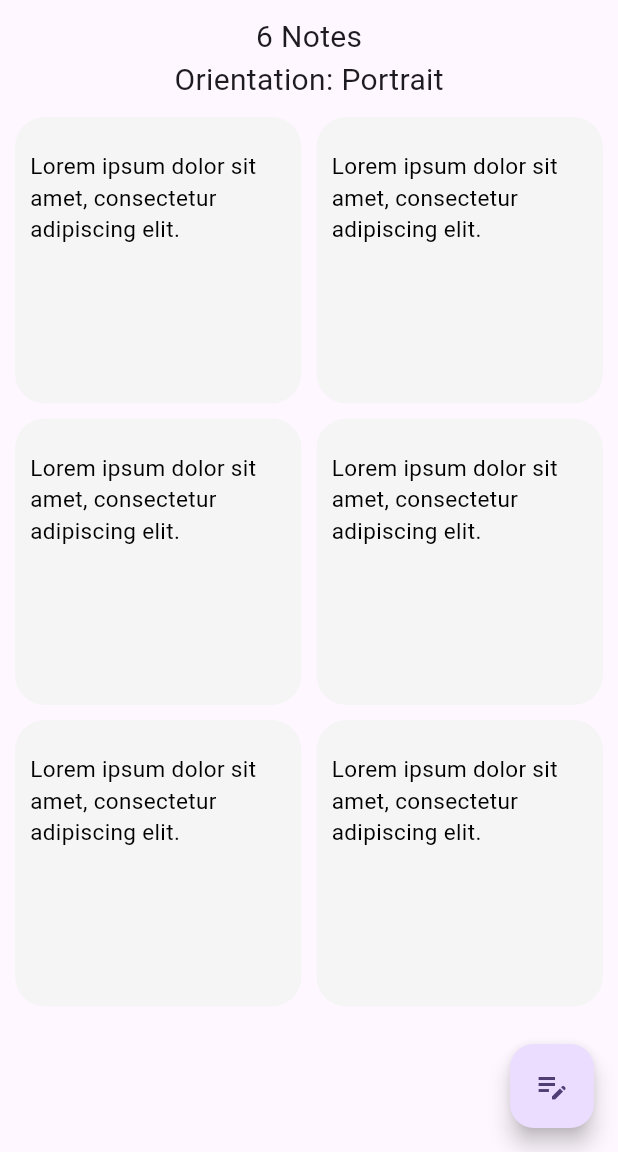
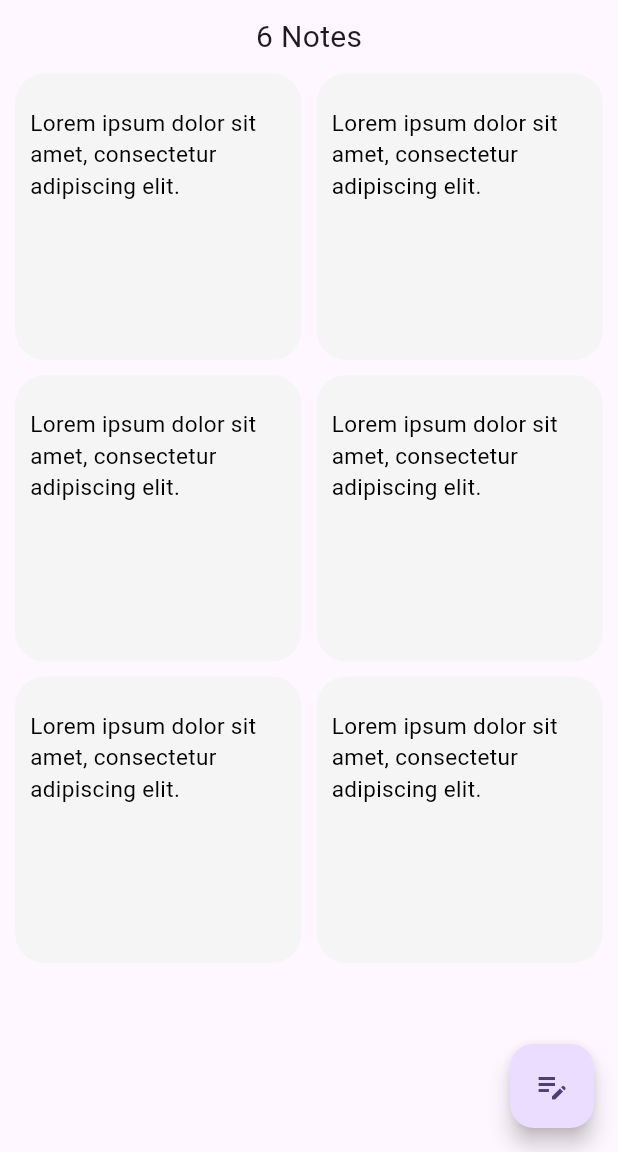
Before and after one commit to minion2256/NoteBook, a Flutter app: the screen it shows after launch, on a phone screen of 412 x 824 dp, the part 84-1236 px from its top. Run offline on Flutter 3.47's test engine with Material 3 defaults, Android fonts, the phone set to English and light mode, and no system bars; our stand-ins replace styled_text.

Commit message:
setting  orientation

```diff
--- a/lib/main.dart
+++ b/lib/main.dart
@@ -151,9 +151,9 @@ class _MyHomePageState extends State<MyHomePage> {
 
                 if(checker.length==0)
                 Text('6 Notes', style: TextStyle(fontSize: 20)),
-                Text(
-                    'Orientation: ${orientation == Orientation.portrait ? 'Portrait' : 'Landscape'}',
-                    style: TextStyle(fontSize: 20)),
+                // Text(
+                //     'Orientation: ${orientation == Orientation.portrait ? 'Portrait' : 'Landscape'}',
+                //     style: TextStyle(fontSize: 20)),
                 if(longPressed && checker.length>0)
                 Text('${checker.length} selected', style: TextStyle(fontSize: 20)),
 
@@ -199,10 +199,12 @@ class _MyHomePageState extends State<MyHomePage> {
                     10), // Add some spacing between the Row and the GridView
             Expanded(
               child: GridView.builder(
+
                 shrinkWrap: true,
                 itemCount: 6, // Replace this with the actual item count
                 gridDelegate: SliverGridDelegateWithFixedCrossAxisCount(
-                  crossAxisCount: 2,
+
+                  crossAxisCount: orientation == Orientation.portrait ? 2 : 3,
                   mainAxisSpacing: 10,
                   crossAxisSpacing: 10,
                 ),
@@ -232,7 +234,7 @@ class _MyHomePageState extends State<MyHomePage> {
                     child: Stack(
                       children: [
                         Container(
-                          height: 500,
+                          height: orientation == Orientation.portrait ? 500 : 200,
                           width:300,
                           padding: EdgeInsets.fromLTRB(10, 22, 10, 10),
                           decoration: BoxDecoration(
```
